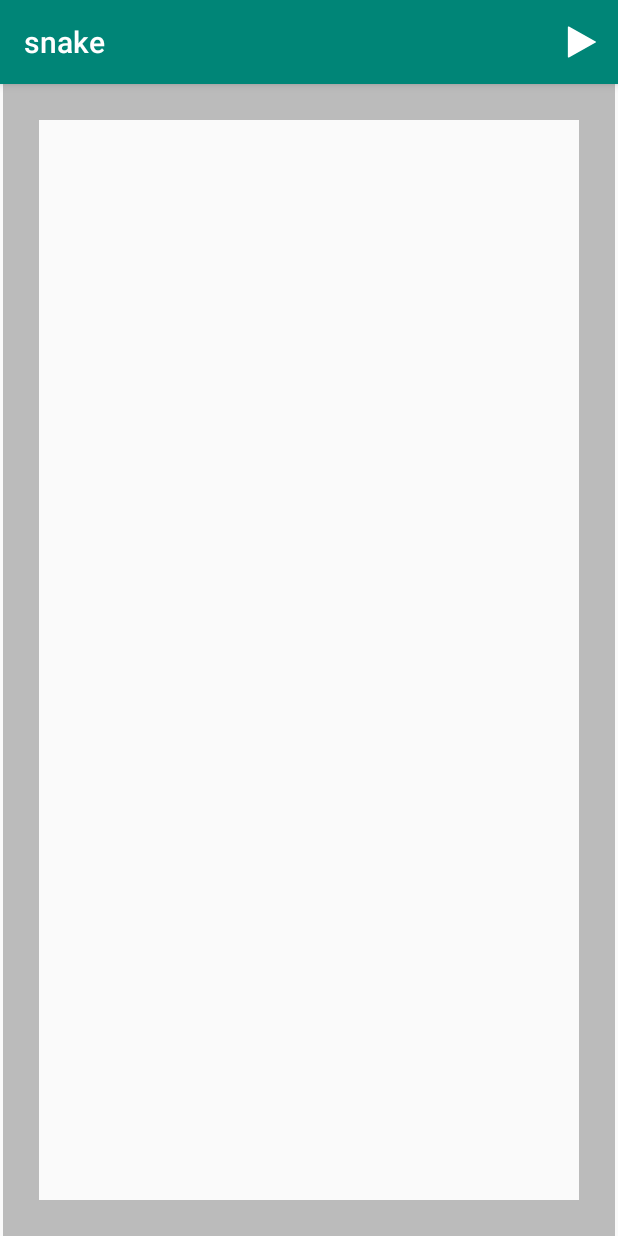
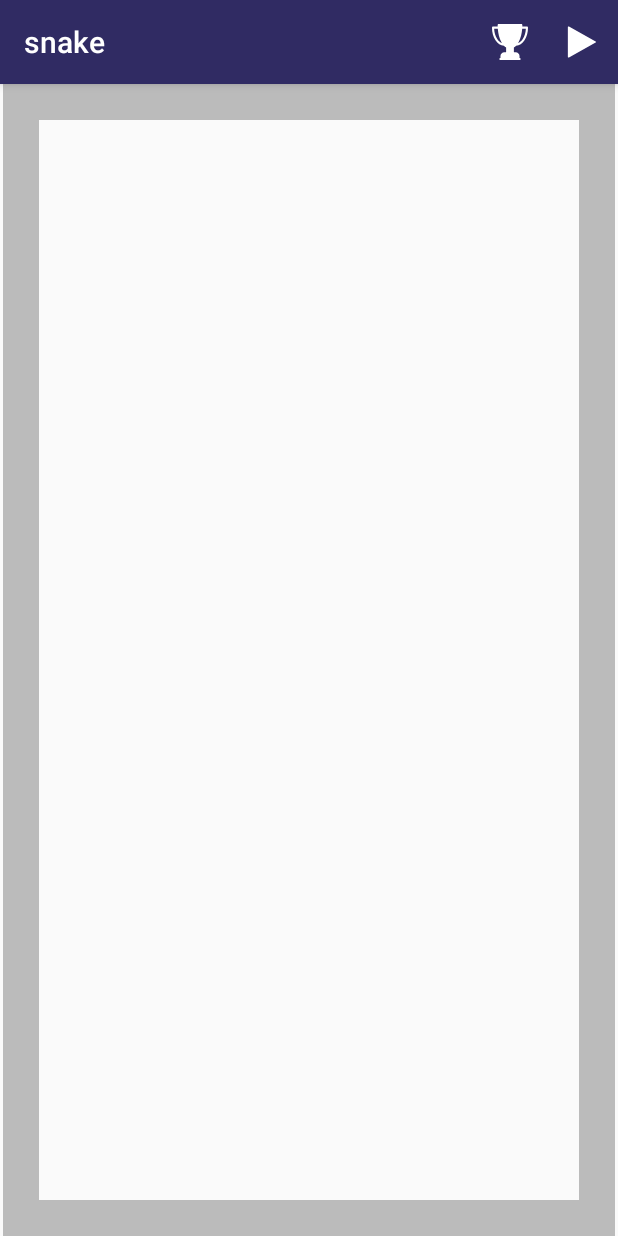
Before and after one commit to shotPinguin/SnakeAndroid, an Android app: the screen it shows after launch (MainActivity), on a phone screen of 412 x 824 dp. Run offline under Robolectric (Android 15) with nearby library versions, the phone set to English and light mode, and no system bars.

Commit message:
ADD [scores] score activity

```diff
--- a/app/src/main/java/com/structit/snake/Snake.java
+++ b/app/src/main/java/com/structit/snake/Snake.java
@@ -1,4 +1,6 @@
 package com.structit.snake;
+
+import com.structit.snake.activity.MainActivity;
 
 import java.util.LinkedList;
 
--- a/app/src/main/java/com/structit/snake/RedrawHandler.java
+++ b/app/src/main/java/com/structit/snake/handler/RedrawHandler.java
@@ -1,8 +1,10 @@
-package com.structit.snake;
+package com.structit.snake.handler;
 
 import android.os.Handler;
 import android.os.Message;
 import android.util.Log;
+
+import com.structit.snake.activity.MainActivity;
 
 public class RedrawHandler extends Handler {
     private final String LOG_TAG = RedrawHandler.class.getName();
--- a/app/src/main/java/com/structit/snake/view/SnakeOnTouchListener.java
+++ b/app/src/main/java/com/structit/snake/view/SnakeOnTouchListener.java
@@ -4,7 +4,7 @@ import android.util.Log;
 import android.view.MotionEvent;
 import android.view.View;
 
-import com.structit.snake.MainActivity;
+import com.structit.snake.activity.MainActivity;
 
 public class SnakeOnTouchListener implements View.OnTouchListener {
     private final String LOG_TAG = SnakeOnTouchListener.class.getName();
--- a/app/src/main/res/drawable/food.xml
+++ b/app/src/main/res/drawable/food.xml
@@ -1,5 +1,10 @@
-<?xml version="1.0" encoding="utf-8"?>
-<shape xmlns:android="http://schemas.android.com/apk/res/android"
-    android:shape="oval">
-    <solid android:color="@color/colorAccent"/>
-</shape>
+<vector android:height="24dp" android:viewportHeight="512"
+    android:viewportWidth="512" android:width="24dp" xmlns:android="http://schemas.android.com/apk/res/android">
+    <path android:fillColor="#F94848" android:pathData="M465.19,285.054c0,61.607 -40.062,146.747 -88.501,193.258C355.207,498.967 332.069,512 310.042,512c-13.922,0 -27.808,-2.236 -39.754,-5.843c-16.368,-4.954 -33.775,-4.954 -50.143,0C208.2,509.764 194.315,512 180.392,512c-23.076,0 -47.388,-14.318 -69.736,-36.715c-47.042,-47.104 -85.412,-129.947 -85.412,-190.232c0,-88.945 53.207,-142.683 103.238,-155.654c23.966,-6.214 51.774,-2.211 74.232,3.632c23.225,6.053 47.363,7.066 70.884,3.039c4.744,-0.815 9.45,-1.828 14.12,-3.039c22.459,-5.843 50.254,-9.846 74.232,-3.632C411.984,142.371 465.19,196.109 465.19,285.054z"/>
+    <path android:fillColor="#E23D3D" android:pathData="M376.687,478.307c-59.444,10.504 -105.23,7.594 -139.729,-0.76c-56.335,-13.641 -98.243,-61.156 -105.227,-118.696c-17.493,-144.11 76.667,-186.066 76.667,-186.066c27.598,12.539 58.63,5.843 58.63,5.843c-19.803,-19.79 6.572,-42.558 6.572,-42.558c-23.521,4.027 -47.66,3.014 -70.884,-3.039c-22.459,-5.843 -50.266,-9.846 -74.232,-3.632C78.451,142.371 25.245,196.109 25.245,285.054C25.245,373.987 108.742,512 180.392,512c13.922,0 27.808,-2.236 39.754,-5.843c16.368,-4.954 33.774,-4.954 50.143,0c11.946,3.607 25.831,5.843 39.754,5.843c22.026,0 45.164,-13.033 66.647,-33.688C376.687,478.309 376.69,478.312 376.687,478.307z"/>
+    <path android:fillColor="#C7F492" android:pathData="M486.756,5.506c0,0 -12.354,86.116 -77.419,111.182c-62.2,23.966 -117.643,-40.828 -140.385,-35.726c-1.025,0.21 -1.977,0.581 -2.866,1.112c-0.037,0.012 -0.049,0.025 -0.049,0.025l0.012,-0.049c0.766,-2.322 25.708,-76.616 89.761,-81.484C420.874,-4.377 456.28,25.272 486.756,5.506z"/>
+    <path android:fillColor="#A3E261" android:pathData="M486.756,5.506c0,0 -39.531,48.179 -95.122,48.179c-48.883,0 -108.909,21.965 -122.683,27.277c-1.655,0.63 -2.631,1.025 -2.866,1.112c-0.037,0.012 -0.049,0.025 -0.049,0.025l0.012,-0.049c0.766,-2.322 25.708,-76.616 89.761,-81.484C420.874,-4.377 456.28,25.272 486.756,5.506z"/>
+    <path android:fillColor="#FC8181" android:pathData="M398.276,291.703a44.464,28.771 84.324,1 0,-8.795 -88.492a44.464,28.771 84.324,1 0,8.795 88.492z"/>
+    <path android:fillColor="#E23D3D" android:pathData="M291.289,166.437c0,10.118 -15.887,18.543 -36.974,20.457c-2.94,0.272 -5.979,0.408 -9.092,0.408c-3.249,0 -6.411,-0.148 -9.463,-0.432c-20.89,-1.989 -36.591,-10.377 -36.591,-20.433H291.289z"/>
+    <path android:fillColor="#B25719" android:pathData="M280.368,81.012l-33.787,51.316c2.532,10.402 4.719,21.866 6.14,34.108c0.778,6.609 1.334,13.441 1.594,20.457c-2.94,0.272 -5.979,0.408 -9.092,0.408c-3.249,0 -6.411,-0.148 -9.463,-0.432c-0.272,-7.017 -0.877,-13.836 -1.705,-20.433c-6.053,-47.969 -24.559,-83.3 -24.781,-83.695c-2.397,-4.521 -0.679,-10.13 3.842,-12.526c4.521,-2.409 10.13,-0.692 12.526,3.83c0.544,1.038 7.35,14.046 14.219,34.8l25.041,-38.024c2.804,-4.274 8.561,-5.448 12.823,-2.631C281.999,70.994 283.185,76.738 280.368,81.012z"/>
+</vector>
--- /dev/null
+++ b/app/src/main/res/drawable/ic_trophy.xml
@@ -0,0 +1,6 @@
+<vector android:height="24dp" android:viewportHeight="512"
+    android:viewportWidth="512" android:width="24dp" xmlns:android="http://schemas.android.com/apk/res/android">
+    <path android:fillAlpha="1" android:fillColor="#FFFFFF"
+        android:fillType="nonZero"
+        android:pathData="M497,36.953L431.297,36.953C431.535,29.676 431.668,22.355 431.668,15C431.668,6.715 424.949,0 416.668,0L95.336,0C87.051,0 80.336,6.715 80.336,15C80.336,22.355 80.465,29.676 80.703,36.953L15,36.953C6.715,36.953 0,43.668 0,51.953C0,119.164 17.566,182.574 49.461,230.508C80.988,277.895 122.984,305.074 168.348,307.719C178.633,318.91 189.508,328.035 200.832,334.996L200.832,401.664L175.668,401.664C145.246,401.664 120.5,426.414 120.5,456.832L120.5,481.996L119.434,481.996C111.148,481.996 104.434,488.715 104.434,496.996C104.434,505.281 111.148,511.996 119.434,511.996L392.566,511.996C400.852,511.996 407.566,505.281 407.566,496.996C407.566,488.715 400.852,481.996 392.566,481.996L391.5,481.996L391.5,456.832C391.5,426.414 366.75,401.664 336.332,401.664L311.168,401.664L311.168,334.996C322.492,328.035 333.363,318.91 343.648,307.719C389.016,305.074 431.008,277.895 462.539,230.508C494.434,182.574 512,119.164 512,51.953C512,43.668 505.281,36.953 497,36.953ZM74.438,213.891C48.129,174.352 32.672,122.645 30.316,66.953L82.379,66.953C87.789,135.414 103.859,198.691 128.977,248.926C132.977,256.926 137.16,264.48 141.5,271.602C116.551,262.18 93.461,242.484 74.438,213.891ZM437.563,213.891C418.539,242.484 395.449,262.18 370.5,271.602C374.844,264.48 379.023,256.926 383.023,248.926C408.141,198.691 424.207,135.414 429.621,66.953L481.684,66.953C479.328,122.645 463.871,174.352 437.563,213.891ZM437.563,213.891" android:strokeColor="#00000000"/>
+</vector>
--- a/app/src/main/res/layout/activity_main.xml
+++ b/app/src/main/res/layout/activity_main.xml
@@ -4,7 +4,7 @@
     xmlns:tools="http://schemas.android.com/tools"
     android:layout_width="match_parent"
     android:layout_height="match_parent"
-    tools:context=".MainActivity">
+    tools:context=".activity.MainActivity">
 
     <com.structit.snake.view.SnakeView
         android:id="@+id/snake"
--- a/app/src/main/res/menu/menu_main.xml
+++ b/app/src/main/res/menu/menu_main.xml
@@ -1,6 +1,11 @@
 <?xml version="1.0" encoding="utf-8"?>
 <menu xmlns:android="http://schemas.android.com/apk/res/android"
     xmlns:app="http://schemas.android.com/apk/res-auto">
+    <item
+        android:id="@+id/score"
+        android:icon="@drawable/ic_trophy"
+        android:title="@string/menu_score"
+        app:showAsAction="ifRoom" />
     <item
         android:id="@+id/start"
         android:icon="@drawable/ic_play"
--- a/app/src/main/res/values/colors.xml
+++ b/app/src/main/res/values/colors.xml
@@ -1,7 +1,7 @@
 <?xml version="1.0" encoding="utf-8"?>
 <resources>
-    <color name="colorPrimary">#008577</color>
-    <color name="colorPrimaryDark">#00574B</color>
-    <color name="colorAccent">#D81B60</color>
+    <color name="colorPrimary">#302b63</color>
+    <color name="colorPrimaryDark">#24243e</color>
+    <color name="colorAccent">#0f0c29</color>
     <color name="gray">#BBBBBB</color>
 </resources>
--- a/app/src/main/res/values/strings.xml
+++ b/app/src/main/res/values/strings.xml
@@ -1,4 +1,5 @@
 <resources>
     <string name="app_name">snake</string>
     <string name="menu_start">New game</string>
+    <string name="menu_score">Scores</string>
 </resources>
```
Also changed, not shown: app/src/main/AndroidManifest.xml (+6 -1 lines), app/src/main/java/com/structit/snake/Score.java (+16 -0 lines), app/src/main/java/com/structit/snake/activity/MainActivity.java (renamed from app/src/main/java/com/structit/snake/MainActivity.java, +60 -9 lines), app/src/main/java/com/structit/snake/activity/ScoreboardActivity.java (added, +60 -0 lines), app/src/main/java/com/structit/snake/adapter/ScoreboardAdapter.java (added, +43 -0 lines), app/src/main/java/com/structit/snake/service/ApiData.java (+23 -0 lines), app/src/main/java/com/structit/snake/service/RequestTask.java (+9 -1 lines), app/src/main/java/com/structit/snake/service/WebService.java (+17 -5 lines), app/src/main/res/layout/row_scoreboard_view.xml (added, +37 -0 lines), app/src/main/res/layout/scoreboard_view.xml (added, +24 -0 lines).
